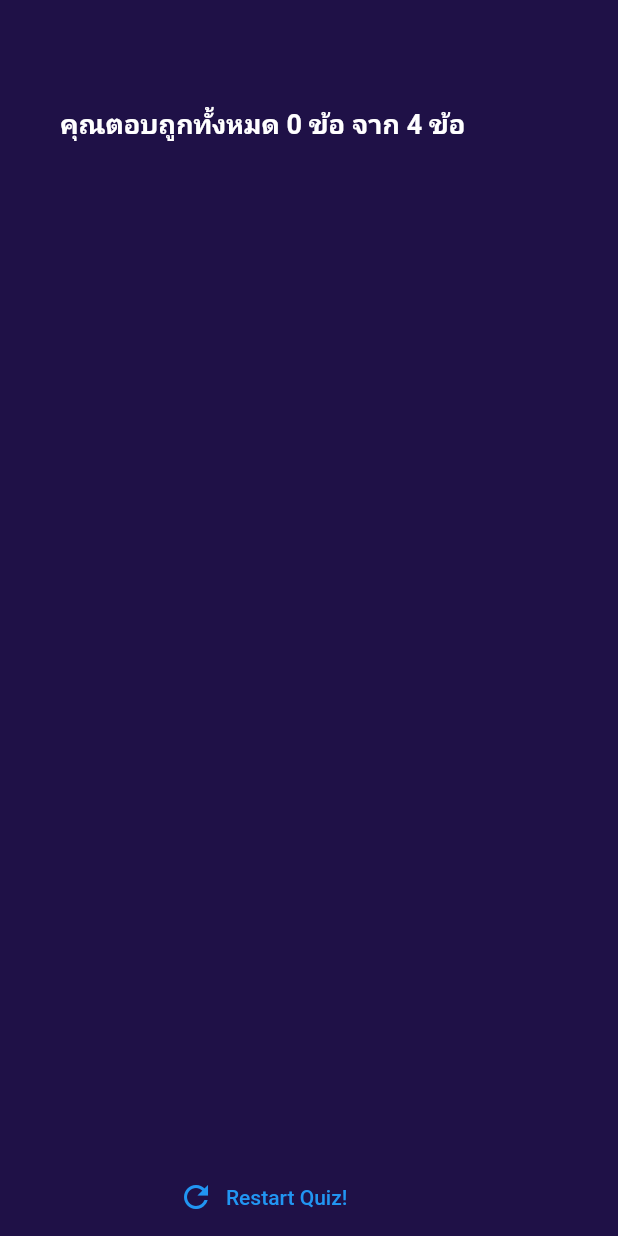
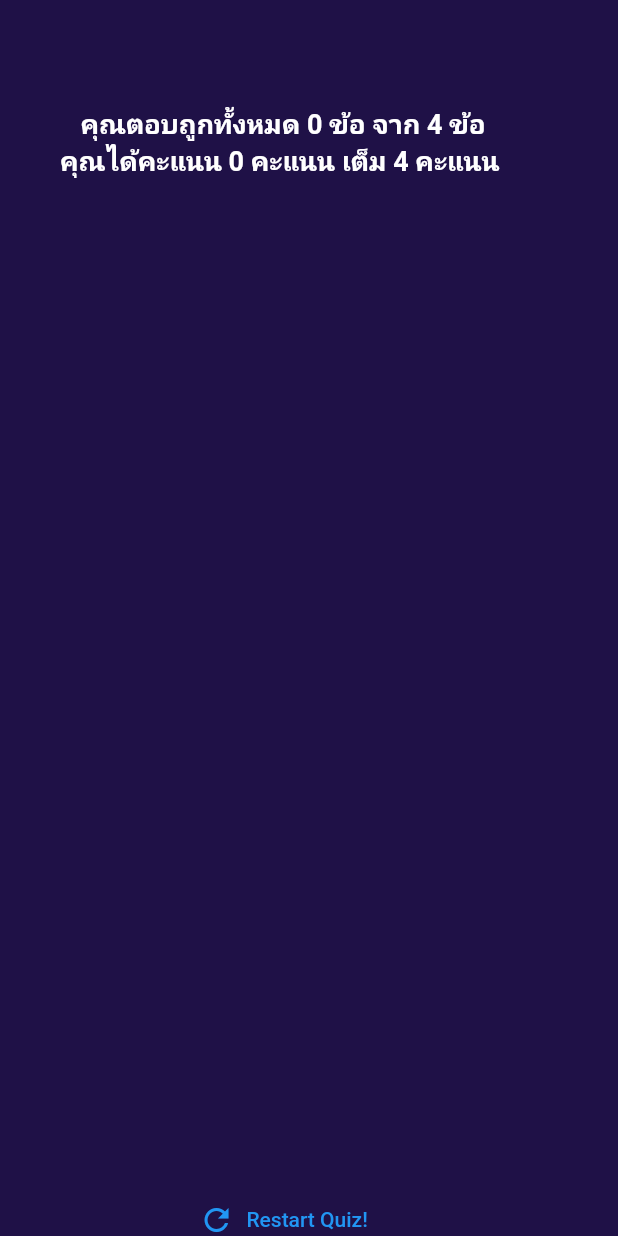
Before and after one commit to autyauth/quiz_app, a Flutter app: the ResultScreen screen opened directly with empty values, on a phone screen of 412 x 824 dp. Run offline on Flutter 3.47's test engine with Material 2 defaults, Android fonts, the light colour scheme and no system bars; our stand-ins replace flutter_svg, go_router.

Commit message:
add score to result page

```diff
--- a/lib/Router/app_router.dart
+++ b/lib/Router/app_router.dart
@@ -27,7 +27,7 @@ class AppRouter {
         path: '/result',
         builder: (context, state) => ResultScreen(
           chooseAnswers:
-              state.extra as List<String>, // Get data from queryParameters
+              state.extra as List<String>, // Get data from extra parameter.
         ),
       ),
     ],
--- a/lib/models/quiz_question.dart
+++ b/lib/models/quiz_question.dart
@@ -10,4 +10,6 @@ class QuizQuestion {
     shuffledList.shuffle();
     return shuffledList;
   }
+
+  int get isScore => score;
 }
--- a/lib/screens/result_screen.dart
+++ b/lib/screens/result_screen.dart
@@ -12,18 +12,41 @@ class ResultScreen extends StatelessWidget {
   final List<String> chooseAnswers;
 
   List<Map<String, Object>> get summaryData {
+    final List<int> scores = [];
     final List<Map<String, Object>> summary = [];
 
     for (int i = 0; i < chooseAnswers.length; i++) {
+      if (chooseAnswers[i] == questions[i].choices[0]) {
+        scores.add(questions[i].isScore);
+      } else {
+        scores.add(0);
+      }
       summary.add({
         'question_index': i,
         'question': questions[i].text,
         'correct_answer': questions[i].choices[0],
         'user_answer': chooseAnswers[i],
+        'score': scores[i],
       });
     }
 
     return summary;
+  }
+
+  int get totalScore {
+    int total = 0;
+    for (int i = 0; i < summaryData.length; i++) {
+      total += summaryData[i]['score'] as int;
+    }
+    return total;
+  }
+
+  int get totalScoreQuestion {
+    int total = 0;
+    for (int i = 0; i < questions.length; i++) {
+      total += questions[i].isScore;
+    }
+    return total;
   }
 
   @override
@@ -52,8 +75,16 @@ class ResultScreen extends StatelessWidget {
                   color: Colors.white,
                 ),
               ),
+              Text(
+                'คุณได้คะแนน $totalScore คะแนน เต็ม $totalScoreQuestion คะแนน ',
+                style: const TextStyle(
+                  fontSize: 18,
+                  fontWeight: FontWeight.bold,
+                  color: Colors.white,
+                ),
+              ),
               const SizedBox(
-                height: 20,
+                height: 10,
               ),
               QuestionSummary(summaryData),
               TextButton.icon(
--- a/pubspec.yaml
+++ b/pubspec.yaml
@@ -37,6 +37,7 @@ dependencies:
   flutter_svg: ^2.0.7
   percent_indicator: ^4.0.1
   go_router: ^10.1.2
+  provider: ^6.0.5
 
 dev_dependencies:
   flutter_test:
```
Also changed, not shown: pubspec.lock.
